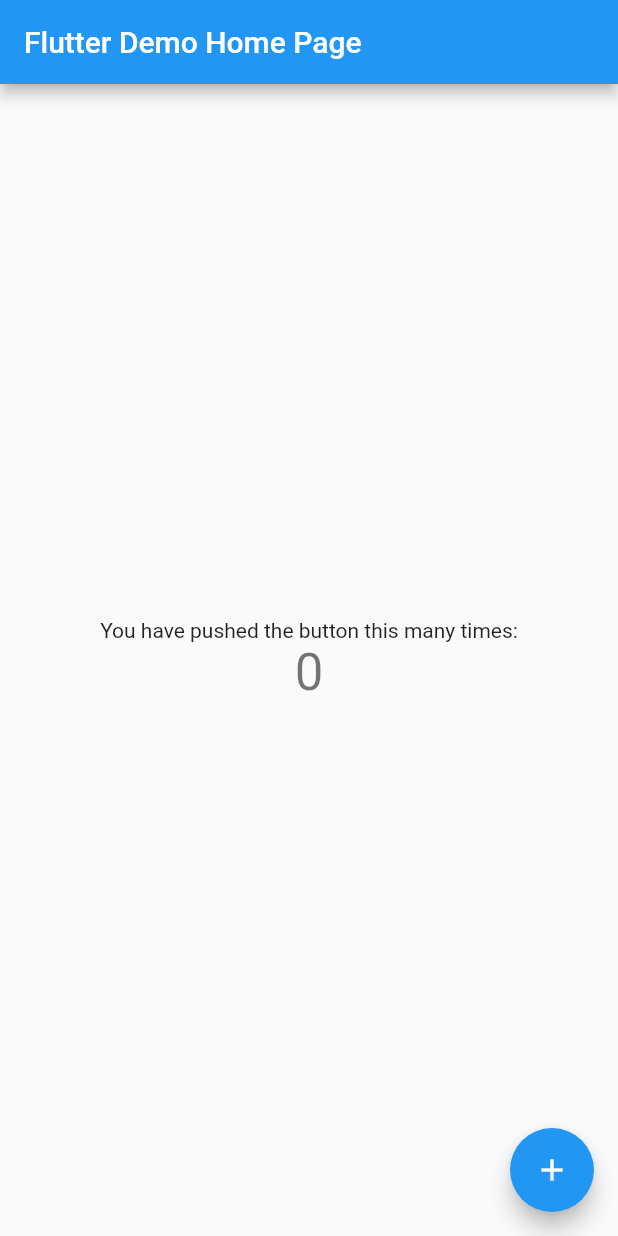
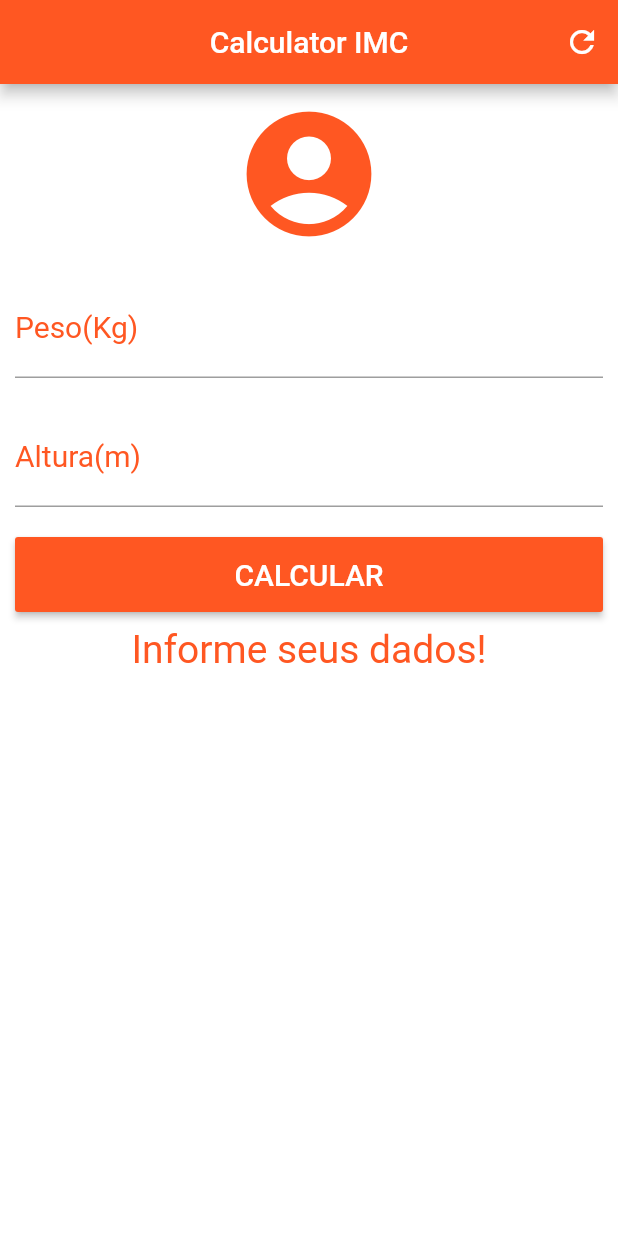
Before and after one commit to Yuri-Tiofilo/studiesFlutter, a Flutter app: the screen it shows after launch, on a phone screen of 412 x 824 dp. Run offline on Flutter 3.47's test engine with Material 2 defaults, Android fonts, the phone set to English and light mode, and no system bars.

Commit message:
Final App Calculator IMC

```diff
--- a/calculator_imc/lib/main.dart
+++ b/calculator_imc/lib/main.dart
@@ -1,111 +1,141 @@
 import 'package:flutter/material.dart';
 
-void main() => runApp(MyApp());
+void main() {
+  runApp(MaterialApp(title: "Calculator IMC", home: Home()));
+}
 
-class MyApp extends StatelessWidget {
-  // This widget is the root of your application.
+class Home extends StatefulWidget {
   @override
+  _HomeState createState() => _HomeState();
+}
+
+class _HomeState extends State<Home> {
+  TextEditingController weigthController = TextEditingController();
+  TextEditingController heigthController = TextEditingController();
+
+  GlobalKey<FormState> _formKey = GlobalKey<FormState>();
+
+  String _infoText = "Informe seus dados!";
+
+  void _resetFields() {
+    weigthController.text = "";
+    heigthController.text = "";
+    setState(() {
+      _infoText = "Informe seus dados!";
+      _formKey = GlobalKey<FormState>();
+    });
+  }
+
+  void _calclute() {
+    setState(() {
+      double weigth = double.parse(weigthController.text);
+      double heigth = double.parse(heigthController.text) / 100;
+
+      double imc = weigth / (heigth * heigth);
+
+      if (imc < 18.6) {
+        _infoText = "Você está abaixo do peso (${imc.toStringAsPrecision(3)})";
+      } else if (imc >= 18.6 && imc < 24.9) {
+        _infoText = "Peso ideal(${imc.toStringAsPrecision(3)})";
+      } else if (imc >= 24.9 && imc < 29.9) {
+        _infoText = "Levemente acima do peso (${imc.toStringAsPrecision(3)})";
+      } else if (imc >= 29.9 && imc < 34.9) {
+        _infoText = "obesidade grau 1(${imc.toStringAsPrecision(3)})";
+      } else if (imc >= 34.9 && imc < 39.9) {
+        _infoText = "obesidade grau 2${imc.toStringAsPrecision(3)})";
+      } else {
+        _infoText = "obesidade grau 3(${imc.toStringAsPrecision(3)})";
+      }
+    });
+  }
+
   Widget build(BuildContext context) {
-    return MaterialApp(
-      title: 'Flutter Demo',
-      theme: ThemeData(
-        // This is the theme of your application.
-        //
-        // Try running your application with "flutter run". You'll see the
-        // application has a blue toolbar. Then, without quitting the app, try
-        // changing the primarySwatch below to Colors.green and then invoke
-        // "hot reload" (press "r" in the console where you ran "flutter run",
-        // or simply save your changes to "hot reload" in a Flutter IDE).
-        // Notice that the counter didn't reset back to zero; the application
-        // is not restarted.
-        primarySwatch: Colors.blue,
+    return Scaffold(
+      appBar: AppBar(
+        title: Text("Calculator IMC"),
+        centerTitle: true,
+        backgroundColor: Colors.deepOrange,
+        actions: <Widget>[
+          IconButton(
+            icon: Icon(Icons.refresh),
+            onPressed: () {
+              _resetFields();
+            },
+          )
+        ],
       ),
-      home: MyHomePage(title: 'Flutter Demo Home Page'),
+      backgroundColor: Colors.white,
+      body: SingleChildScrollView(
+          child: Form(
+        key: _formKey,
+        child: Column(
+          crossAxisAlignment: CrossAxisAlignment.stretch,
+          // mainAxisAlignment: MainAxisAlignment.center,
+          children: <Widget>[
+            Padding(
+              padding: EdgeInsets.all(10.0),
+              child: Icon(Icons.account_circle,
+                  size: 100, color: Colors.deepOrange),
+            ),
+            Padding(
+              padding: EdgeInsets.all(10.0),
+              child: TextFormField(
+                keyboardType: TextInputType.number,
+                decoration: InputDecoration(
+                    labelText: "Peso(Kg)",
+                    labelStyle: TextStyle(color: Colors.deepOrange)),
+                textAlign: TextAlign.start,
+                style: TextStyle(color: Colors.deepOrange, fontSize: 20.0),
+                controller: weigthController,
+                validator: (value) {
+                  if(value.isEmpty) {
+                    return "Insira um valor";
+                  }
+                },
+              ),
+            ),
+            Padding(
+              padding: EdgeInsets.all(10.0),
+              child: TextFormField(
+                keyboardType: TextInputType.number,
+                decoration: InputDecoration(
+                    labelText: "Altura(m)",
+                    labelStyle: TextStyle(color: Colors.deepOrange)),
+                textAlign: TextAlign.start,
+                style: TextStyle(color: Colors.deepOrange, fontSize: 20.0),
+                controller: heigthController,
+                validator: (value){
+                  if(value.isEmpty) {
+                    return "Insira um valor";
+                  }
+                }
+              ),
+            ),
+            Padding(
+              padding: EdgeInsets.all(10.0),
+              child: Container(
+                height: 50.0,
+                child: RaisedButton(
+                  onPressed: () {
+                    if(_formKey.currentState.validate()) {
+                      _calclute();
+                    }
+                  },
+                  color: Colors.deepOrange,
+                  padding: const EdgeInsets.all(10.0),
+                  child: const Text('CALCULAR',
+                      style: TextStyle(fontSize: 20, color: Colors.white)),
+                ),
+              ),
+            ),
+            Text(
+              _infoText,
+              textAlign: TextAlign.center,
+              style: TextStyle(color: Colors.deepOrange, fontSize: 26.0),
+            )
+          ],
+        ),
+      )),
     );
   }
 }
-
-class MyHomePage extends StatefulWidget {
-  MyHomePage({Key key, this.title}) : super(key: key);
-
-  // This widget is the home page of your application. It is stateful, meaning
-  // that it has a State object (defined below) that contains fields that affect
-  // how it looks.
-
-  // This class is the configuration for the state. It holds the values (in this
-  // case the title) provided by the parent (in this case the App widget) and
-  // used by the build method of the State. Fields in a Widget subclass are
-  // always marked "final".
-
-  final String title;
-
-  @override
-  _MyHomePageState createState() => _MyHomePageState();
-}
-
-class _MyHomePageState extends State<MyHomePage> {
-  int _counter = 0;
-
-  void _incrementCounter() {
-    setState(() {
-      // This call to setState tells the Flutter framework that something has
-      // changed in this State, which causes it to rerun the build method below
-      // so that the display can reflect the updated values. If we changed
-      // _counter without calling setState(), then the build method would not be
-      // called again, and so nothing would appear to happen.
-      _counter++;
-    });
-  }
-
-  @override
-  Widget build(BuildContext context) {
-    // This method is rerun every time setState is called, for instance as done
-    // by the _incrementCounter method above.
-    //
-    // The Flutter framework has been optimized to make rerunning build methods
-    // fast, so that you can just rebuild anything that needs updating rather
-    // than having to individually change instances of widgets.
-    return Scaffold(
-      appBar: AppBar(
-        // Here we take the value from the MyHomePage object that was created by
-        // the App.build method, and use it to set our appbar title.
-        title: Text(widget.title),
-      ),
-      body: Center(
-        // Center is a layout widget. It takes a single child and positions it
-        // in the middle of the parent.
-        child: Column(
-          // Column is also a layout widget. It takes a list of children and
-          // arranges them vertically. By default, it sizes itself to fit its
-          // children horizontally, and tries to be as tall as its parent.
-          //
-          // Invoke "debug painting" (press "p" in the console, choose the
-          // "Toggle Debug Paint" action from the Flutter Inspector in Android
-          // Studio, or the "Toggle Debug Paint" command in Visual Studio Code)
-          // to see the wireframe for each widget.
-          //
-          // Column has various properties to control how it sizes itself and
-          // how it positions its children. Here we use mainAxisAlignment to
-          // center the children vertically; the main axis here is the vertical
-          // axis because Columns are vertical (the cross axis would be
-          // horizontal).
-          mainAxisAlignment: MainAxisAlignment.center,
-          children: <Widget>[
-            Text(
-              'You have pushed the button this many times:',
-            ),
-            Text(
-              '$_counter',
-              style: Theme.of(context).textTheme.display1,
-            ),
-          ],
-        ),
-      ),
-      floatingActionButton: FloatingActionButton(
-        onPressed: _incrementCounter,
-        tooltip: 'Increment',
-        child: Icon(Icons.add),
-      ), // This trailing comma makes auto-formatting nicer for build methods.
-    );
-  }
-}
```
Also changed, not shown: 1 other file.
